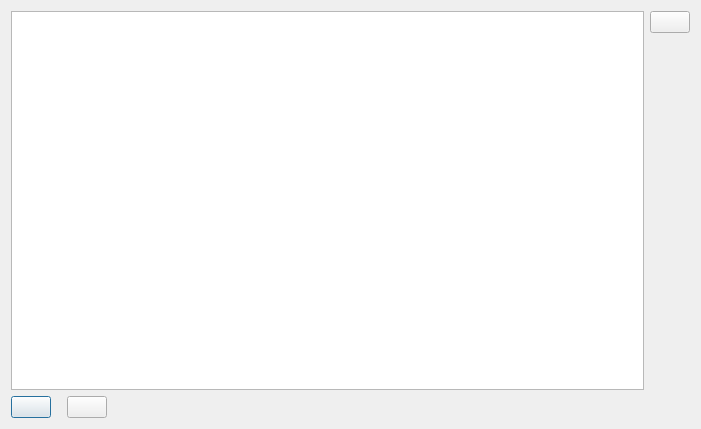
Before: the Qt Designer form QtTraceClient/UI/PipesMgntPage.ui in cobreti/NyxTraceViewer, drawn with Qt 5.
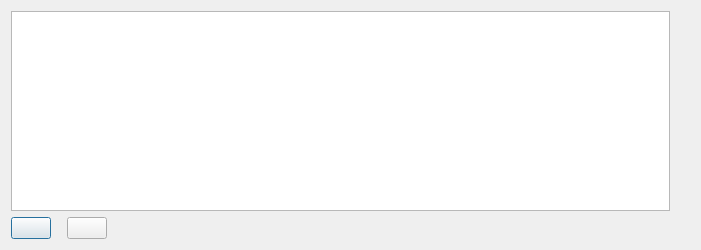
After: the same form once the commit is applied. Icons and pictures are not drawn.

Commit message: moved start/stop button with the pipe description

Patch:
```diff
--- a/QtTraceClient/UI/PipesMgntPage.ui
+++ b/QtTraceClient/UI/PipesMgntPage.ui
@@ -10,7 +10,7 @@
     <x>0</x>
     <y>0</y>
     <width>701</width>
-    <height>429</height>
+    <height>250</height>
    </rect>
   </property>
   <property name="sizePolicy">
@@ -22,7 +22,7 @@
   <property name="maximumSize">
    <size>
     <width>16777215</width>
-    <height>16777215</height>
+    <height>250</height>
    </size>
   </property>
   <property name="windowTitle">
@@ -42,6 +42,15 @@
        <property name="enabled">
         <bool>true</bool>
        </property>
+       <property name="maximumSize">
+        <size>
+         <width>16777215</width>
+         <height>300</height>
+        </size>
+       </property>
+       <property name="columnCount">
+        <number>4</number>
+       </property>
        <attribute name="headerVisible">
         <bool>false</bool>
        </attribute>
@@ -50,6 +59,21 @@
          <string notr="true">1</string>
         </property>
        </column>
+       <column>
+        <property name="text">
+         <string notr="true">2</string>
+        </property>
+       </column>
+       <column>
+        <property name="text">
+         <string notr="true">3</string>
+        </property>
+       </column>
+       <column>
+        <property name="text">
+         <string notr="true">4</string>
+        </property>
+       </column>
       </widget>
      </item>
      <item>
@@ -125,19 +149,6 @@
    </item>
    <item>
     <layout class="QVBoxLayout" name="verticalLayout_2">
-     <item>
-      <widget class="QPushButton" name="m_btnStartStop">
-       <property name="text">
-        <string/>
-       </property>
-       <property name="iconSize">
-        <size>
-         <width>16</width>
-         <height>16</height>
-        </size>
-       </property>
-      </widget>
-     </item>
      <item>
       <spacer name="verticalSpacer">
        <property name="orientation">
```
The commit also changes 8 other files.
